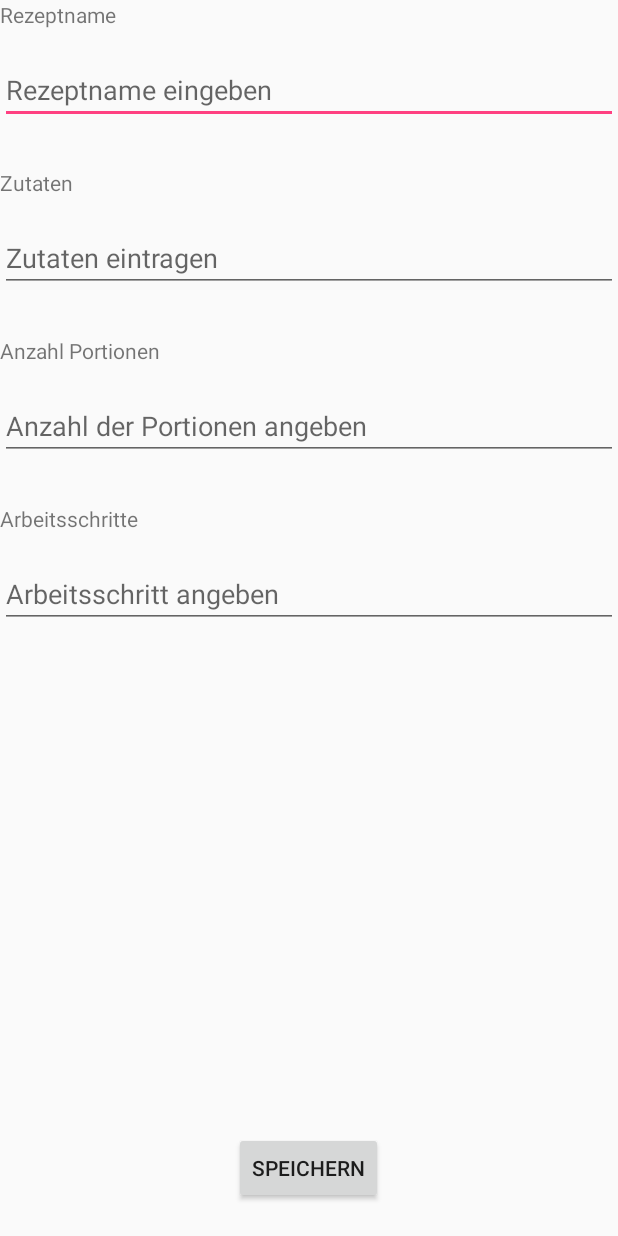
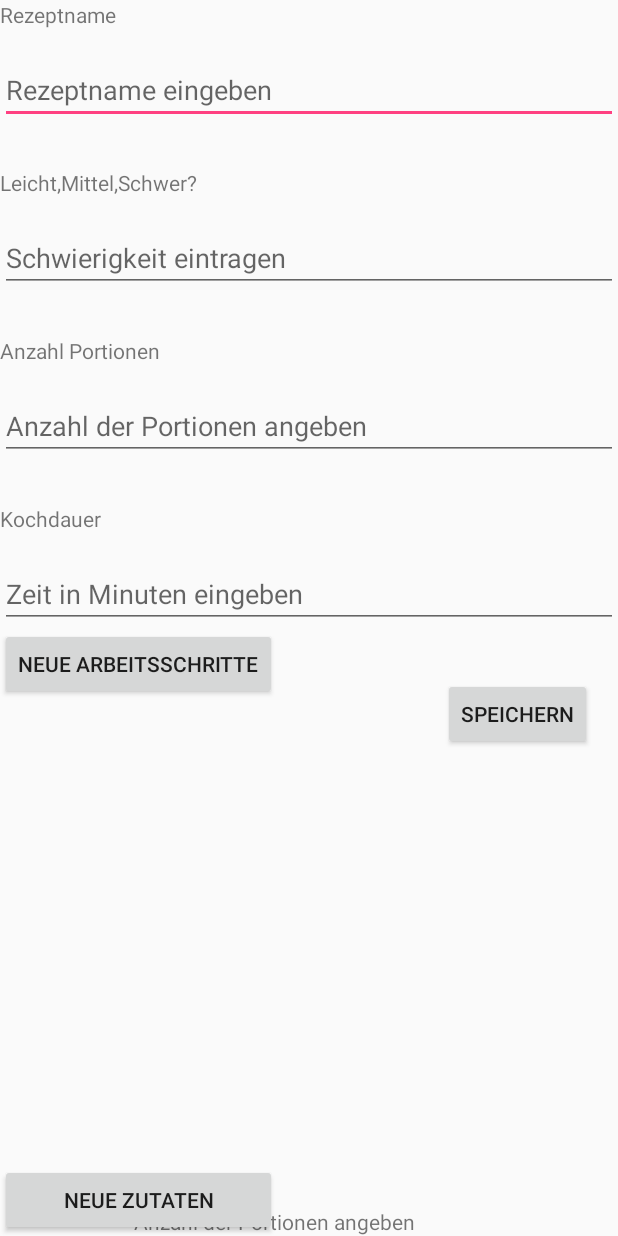
Before and after one commit to Skjonnhet/Cooking-App, an Android app: the layout activity_recipe_new.xml on its own in the app's theme, with its tools: preview values and no code run, on a phone screen of 412 x 824 dp. Run offline under Robolectric (Android 15) with nearby library versions, the phone set to English and light mode, and no system bars.

```diff
--- a/app/build.gradle
+++ b/app/build.gradle
@@ -23,7 +23,7 @@ android {
 }
 
 greendao {
-    schemaVersion 3
+    schemaVersion 4
 }
 
 dependencies {
@@ -32,12 +32,12 @@ dependencies {
 
 
     })
+    compile files('libs/db4o-8.0.184.15484-all-java5.jar')
+
     compile 'com.android.support:appcompat-v7:25.3.1'
     compile 'com.android.support.constraint:constraint-layout:1.0.2'
     compile 'com.android.support:design:25.3.1'
     compile 'junit:junit:4.12'
-    compile files('libs/db4o-8.0.184.15484-all-java5.jar')
     compile 'org.greenrobot:greendao:3.2.2'
     debugCompile 'com.amitshekhar.android:debug-db:1.0.0'
-
 }
--- a/app/src/main/java/com/example/ninah/cooking_app/CookingConstants.java
+++ b/app/src/main/java/com/example/ninah/cooking_app/CookingConstants.java
@@ -9,5 +9,8 @@ public class CookingConstants {
     public final static boolean NEW_RECIPE_FALSE=false;
     public final static boolean NEW_RECIPE_TRUE=true;
     public final static String RECIPE_ID_KEY="RECIPE_ID_KEY";
+    public final static String DATA_BASE_FILE_NAME="demoDB5.db";
+
+    public final static String DIFFICULTY_EASY="leicht";
 
 }
--- a/app/src/main/java/com/example/ninah/cooking_app/MainActivity.java
+++ b/app/src/main/java/com/example/ninah/cooking_app/MainActivity.java
@@ -95,14 +95,14 @@ public class MainActivity extends AppCompatActivity implements View.OnClickListe
         //Erst das Rezept erstellen
 
         String RezeptName="SchokoTorte";
-        String Beschreibung="leckerer Schockokuchen";
+        int portionen=2;
         String Schwierigkeit="leicht";
         int ZeitInMinuten=45;
 
         //Bitte Adapter verwendenen um Rezepte, Zutaten und Arbeitsschritte zu erstellen
         //Ansonsten funktioniert DB nicht mehr
-        Recipe recipe=dbAdapter.createNewRecipe(RezeptName,Beschreibung,Schwierigkeit,ZeitInMinuten);
-        dbAdapter.createNewRecipe(RezeptName,Beschreibung,Schwierigkeit,ZeitInMinuten);
+        Recipe recipe=dbAdapter.createNewRecipe(RezeptName,portionen,Schwierigkeit,ZeitInMinuten);
+        dbAdapter.createNewRecipe(RezeptName,portionen,Schwierigkeit,ZeitInMinuten);
         id=recipe.getId();
 
         //Zweitens Zutatenliste erstellen
--- a/app/src/main/res/layout/activity_recipe_new.xml
+++ b/app/src/main/res/layout/activity_recipe_new.xml
@@ -26,75 +26,109 @@
         android:layout_marginTop="18dp" />
 
     <TextView
-        android:id="@+id/recipeIngredients"
+        android:id="@+id/difficultLevel"
         android:layout_width="match_parent"
         android:layout_height="wrap_content"
         android:layout_alignParentLeft="true"
         android:layout_alignParentStart="true"
         android:layout_below="@+id/recipeNameInput"
         android:layout_marginTop="29dp"
-        android:text="@string/ingredients" />
+        android:text="Leicht,Mittel,Schwer?" />
 
     <EditText
-        android:id="@+id/recipeIngredientsInput"
+        android:id="@+id/DifficultInput"
         android:layout_width="match_parent"
         android:layout_height="wrap_content"
         android:layout_alignParentLeft="true"
         android:layout_alignParentStart="true"
-        android:layout_below="@+id/recipeIngredients"
+        android:layout_below="@+id/difficultLevel"
         android:layout_marginTop="18dp"
-        android:inputType="textPersonName"
-        android:hint="@string/inputRecipeIngredients" />
+        android:hint="Schwierigkeit eintragen"
+        android:inputType="textPersonName" />
 
     <TextView
-        android:id="@+id/recipeServings"
+        android:id="@+id/recipePortions"
         android:layout_width="match_parent"
         android:layout_height="wrap_content"
         android:layout_alignParentLeft="true"
         android:layout_alignParentStart="true"
-        android:layout_below="@+id/recipeIngredientsInput"
+        android:layout_below="@+id/DifficultInput"
         android:layout_marginTop="29dp"
         android:text="@string/numOfServings" />
 
     <EditText
-        android:id="@+id/recipeServingsInput"
+        android:id="@+id/recipeNumberOfPortions"
         android:layout_width="match_parent"
         android:layout_height="wrap_content"
         android:layout_alignParentLeft="true"
         android:layout_alignParentStart="true"
-        android:layout_below="@+id/recipeServings"
+        android:layout_below="@+id/recipePortions"
         android:layout_marginTop="18dp"
-        android:inputType="textPersonName"
-        android:hint="@string/inputServings" />
+        android:hint="@string/inputServings"
+        android:inputType="numberPassword" />
 
     <TextView
-        android:id="@+id/recipeWorkstep"
+        android:id="@+id/recipeTime"
         android:layout_width="match_parent"
         android:layout_height="wrap_content"
         android:layout_alignParentLeft="true"
         android:layout_alignParentStart="true"
-        android:layout_below="@+id/recipeServingsInput"
+        android:layout_below="@+id/recipeNumberOfPortions"
         android:layout_marginTop="29dp"
-        android:text="@string/recipeText" />
+        android:text="Kochdauer" />
 
     <EditText
-        android:id="@+id/editTexrecipeWorkstepInput"
+        android:id="@+id/recipeTimeInput"
         android:layout_width="match_parent"
         android:layout_height="wrap_content"
         android:layout_alignParentLeft="true"
         android:layout_alignParentStart="true"
-        android:layout_below="@+id/recipeWorkstep"
+        android:layout_below="@+id/recipeTime"
         android:layout_marginTop="18dp"
-        android:inputType="textPersonName"
-        android:hint="@string/inputWorkingstep" />
+        android:hint="Zeit in Minuten eingeben"
+        android:inputType="numberPassword" />
 
     <Button
         android:id="@+id/buttonSave"
         android:layout_width="wrap_content"
         android:layout_height="wrap_content"
+        android:text="@string/saveButton"
+        android:layout_below="@+id/recipeTimeInput"
+        android:layout_alignParentRight="true"
+        android:layout_alignParentEnd="true"
+        android:layout_marginRight="17dp"
+        android:layout_marginEnd="17dp"
+        android:layout_marginTop="33dp" />
+
+    <Button
+        android:id="@+id/newIngridentsButton"
+        android:layout_width="wrap_content"
+        android:layout_height="wrap_content"
+        android:text="Neue Zutaten"
         android:layout_alignParentBottom="true"
-        android:layout_centerHorizontal="true"
-        android:layout_marginBottom="21dp"
-        android:text="@string/saveButton" />
+        android:layout_alignParentLeft="true"
+        android:layout_alignParentStart="true"
+        android:layout_alignRight="@+id/newWorkStepsButton"
+        android:layout_alignEnd="@+id/newWorkStepsButton" />
+
+    <Button
+        android:id="@+id/newWorkStepsButton"
+        android:layout_width="wrap_content"
+        android:layout_height="wrap_content"
+        android:text="Neue Arbeitsschritte"
+        android:layout_below="@+id/recipeTimeInput"
+        android:layout_alignParentLeft="true"
+        android:layout_alignParentStart="true" />
+
+    <TextView
+        android:id="@+id/recipeNumber"
+        android:layout_width="wrap_content"
+        android:layout_height="wrap_content"
+        android:layout_alignParentBottom="true"
+        android:layout_alignParentLeft="true"
+        android:layout_alignParentStart="true"
+        android:layout_marginLeft="89dp"
+        android:layout_marginStart="89dp"
+        android:text="@string/inputServings" />
 
 </RelativeLayout>
```
Also changed, not shown: app/src/main/AndroidManifest.xml (+6 -8 lines), app/src/main/java/com/example/ninah/cooking_app/DBAdapter.java (+4 -4 lines), app/src/main/java/com/example/ninah/cooking_app/IngridentActivity.java (added, +13 -0 lines), app/src/main/java/com/example/ninah/cooking_app/Recipe.java (+20 -13 lines), app/src/main/java/com/example/ninah/cooking_app/RecipeNew.java (+204 -25 lines), app/src/main/java/com/example/ninah/cooking_app/WorkStepActivity.java (added, +13 -0 lines), app/src/main/res/layout/activity_ingrident.xml (added, +9 -0 lines), app/src/main/res/layout/activity_work_step.xml (added, +9 -0 lines).
